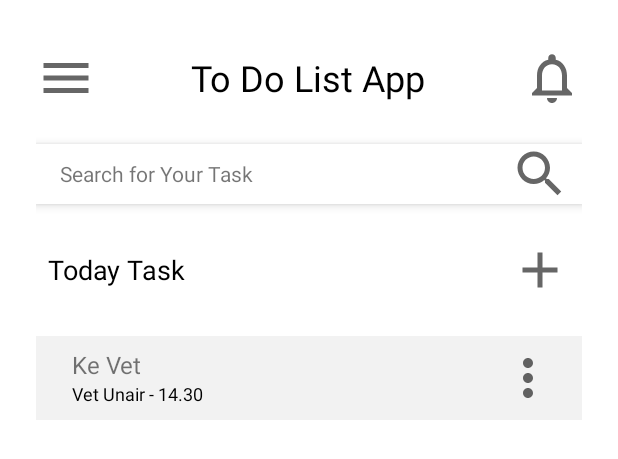
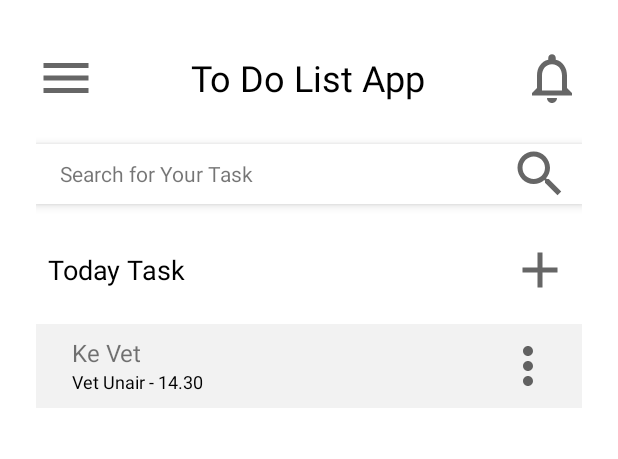
Before and after one commit to shabrinaiu/PraktikumPerangkatBergerak, an Android app: the layout dashboard.xml on its own in the app's theme, with its tools: preview values and no code run, on a phone screen of 412 x 824 dp. Shown: the top 459 px of the screen. Run offline under Robolectric (Android 15) with nearby library versions, the phone set to English and light mode, and no system bars.

```diff
--- a/app/src/main/res/layout/add_task.xml
+++ b/app/src/main/res/layout/add_task.xml
@@ -1,5 +1,5 @@
 <?xml version="1.0" encoding="utf-8"?>
-<LinearLayout
+<androidx.appcompat.widget.LinearLayoutCompat
     xmlns:android="http://schemas.android.com/apk/res/android"
     xmlns:app="http://schemas.android.com/apk/res-auto"
     xmlns:tools="http://schemas.android.com/tools"
@@ -61,4 +61,4 @@
             android:layout_marginBottom="5dp"/>
 
     </LinearLayout>
-</LinearLayout>
+</androidx.appcompat.widget.LinearLayoutCompat>
--- a/app/src/main/res/layout/dashboard.xml
+++ b/app/src/main/res/layout/dashboard.xml
@@ -1,5 +1,6 @@
 <?xml version="1.0" encoding="utf-8"?>
-<LinearLayout xmlns:android="http://schemas.android.com/apk/res/android"
+<androidx.appcompat.widget.LinearLayoutCompat
+    xmlns:android="http://schemas.android.com/apk/res/android"
     xmlns:app="http://schemas.android.com/apk/res-auto"
     xmlns:tools="http://schemas.android.com/tools"
     android:layout_width="match_parent"
@@ -113,8 +114,8 @@
                 android:id="@+id/make_selection_sms_box"
                 android:background="#f2f2f2"
                 android:layout_height="wrap_content"
-                android:layout_marginBottom="16dp"
-                android:layout_marginTop="16dp"
+                android:layout_marginBottom="8dp"
+                android:layout_marginTop="8dp"
                 android:layout_width="match_parent"
                 android:padding="8dp" >
 
@@ -151,4 +152,4 @@
 
     </ScrollView>
 
-</LinearLayout>
+</androidx.appcompat.widget.LinearLayoutCompat>
--- a/app/src/main/res/layout/login.xml
+++ b/app/src/main/res/layout/login.xml
@@ -1,5 +1,6 @@
 <?xml version="1.0" encoding="utf-8"?>
-<LinearLayout xmlns:android="http://schemas.android.com/apk/res/android"
+<androidx.appcompat.widget.LinearLayoutCompat
+    xmlns:android="http://schemas.android.com/apk/res/android"
     xmlns:app="http://schemas.android.com/apk/res-auto"
     xmlns:tools="http://schemas.android.com/tools"
     android:layout_width="match_parent"
@@ -88,4 +89,5 @@
             android:textColor="#000"/>
 
     </LinearLayout>
-</LinearLayout>
+
+</androidx.appcompat.widget.LinearLayoutCompat>
--- a/app/src/main/res/layout/signup.xml
+++ b/app/src/main/res/layout/signup.xml
@@ -1,5 +1,6 @@
 <?xml version="1.0" encoding="utf-8"?>
-<LinearLayout xmlns:android="http://schemas.android.com/apk/res/android"
+<androidx.appcompat.widget.LinearLayoutCompat
+    xmlns:android="http://schemas.android.com/apk/res/android"
     xmlns:app="http://schemas.android.com/apk/res-auto"
     xmlns:tools="http://schemas.android.com/tools"
     android:layout_width="match_parent"
@@ -107,4 +108,5 @@
             android:textColor="#000"/>
 
     </LinearLayout>
-</LinearLayout>
+
+</androidx.appcompat.widget.LinearLayoutCompat>
--- a/app/src/main/res/layout/success_add_task.xml
+++ b/app/src/main/res/layout/success_add_task.xml
@@ -1,5 +1,6 @@
 <?xml version="1.0" encoding="utf-8"?>
-<LinearLayout xmlns:android="http://schemas.android.com/apk/res/android"
+<androidx.appcompat.widget.LinearLayoutCompat
+    xmlns:android="http://schemas.android.com/apk/res/android"
     xmlns:tools="http://schemas.android.com/tools"
     android:layout_width="match_parent"
     android:layout_height="match_parent"
@@ -47,4 +48,4 @@
         android:layout_marginTop="32dp"
         android:layout_marginBottom="5dp"/>
 
-</LinearLayout>
+</androidx.appcompat.widget.LinearLayoutCompat>
```
